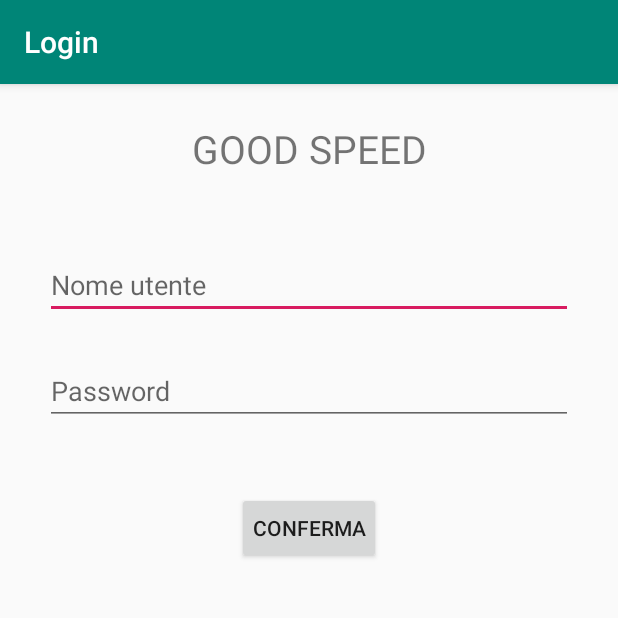
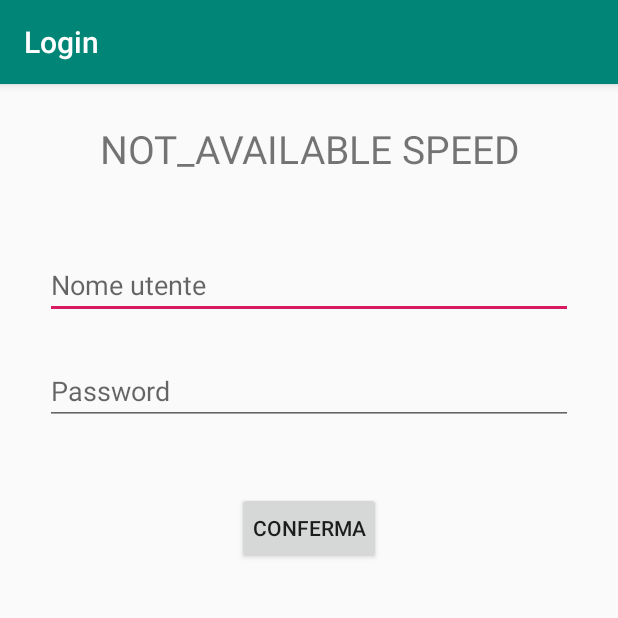
Before and after one commit to radamoreply/NetworkQualityCDC, an Android app: the screen it shows after launch (LoginActivity), after a tap on "BANKING APP", on a phone screen of 412 x 824 dp, the top half of it. Run offline under Robolectric (Android 15) with nearby library versions, the phone set to English and light mode, and no system bars; libraries missing offline, so code that uses them is left out: com.facebook.network; 2 statements that could not run were skipped; 3 other taps on this screen came first.

Commit message:
commit speed from connectivity activity to app

```diff
--- a/app/src/main/java/com/example/android/networkqualitycdc/myapplication/ChooseConnectivityCheckActivity.kt
+++ b/app/src/main/java/com/example/android/networkqualitycdc/myapplication/ChooseConnectivityCheckActivity.kt
@@ -17,7 +17,6 @@ class ChooseConnectivityCheckActivity : AppCompatActivity() ,
     DownloadSpeedCheckEventListener {
 
 
-    private val KEY_CONNECTION_SPEED: String? = "KEY_CONNECTION_SPEED"
 
     /*metodi utili per facebook network connectivity */
     public var connectionQuality : SPEED = SPEED.NOT_AVAILABLE
@@ -38,7 +37,6 @@ class ChooseConnectivityCheckActivity : AppCompatActivity() ,
 
         android_check_connection.setOnClickListener {
             checkAndroidConnection()
-//            startActivity(createOpenIntent(this, AndroidCheckConnectionSpeed.connectionSpeed(this)))
         }
 
         download_speed_test.setOnClickListener {
@@ -47,20 +45,15 @@ class ChooseConnectivityCheckActivity : AppCompatActivity() ,
 
         facebook_network_connectivity_class.setOnClickListener {
             checkFacebookNetworkConnectivity()
-//            startActivity(createOpenIntent(this, connectionSpeed = checkFacebookNetworkConnectivity()))
         }
 
         goto_app.setOnClickListener {
-            startActivity(createOpenIntent(this, connectionQuality))
+            startActivity(LoginActivity.createOpenIntent(this, connectionQuality))
         }
 
     }
 
-    fun createOpenIntent(context: Context, connectionSpeed : SPEED): Intent {
-        val i = Intent(context, LoginActivity::class.java)
-        i.putExtra(KEY_CONNECTION_SPEED, connectionSpeed)
-        return i
-    }
+
 
 
     fun checkAndroidConnection() {
--- a/app/src/main/java/com/example/android/networkqualitycdc/myapplication/LoginActivity.java
+++ b/app/src/main/java/com/example/android/networkqualitycdc/myapplication/LoginActivity.java
@@ -1,8 +1,10 @@
 package com.example.android.networkqualitycdc.myapplication;
 
+import android.content.Context;
 import android.content.Intent;
 import android.os.Bundle;
 import android.view.View;
+import android.widget.TextView;
 
 import androidx.appcompat.app.AppCompatActivity;
 import androidx.appcompat.widget.AppCompatButton;
@@ -13,18 +15,25 @@ import services.BankRepositoryDefault;
 
 public class LoginActivity extends AppCompatActivity {
 
+    public static String KEY_CONNECTION_SPEED = "KEY_CONNECTION_SPEED";
+
     private AppCompatButton button;
     private AppCompatEditText nomeUtente;
     private AppCompatEditText password;
     private AppCompatTextView label;
+    private TextView speedValue;
     private BankRepositoryDefault bankRepository;
 
     @Override
     protected void onCreate(Bundle savedInstanceState) {
         super.onCreate(savedInstanceState);
         setContentView(R.layout.activity_login);
+
         bankRepository = new BankRepositoryDefault(this);
         init();
+        ChooseConnectivityCheckActivity.SPEED speedResult = (ChooseConnectivityCheckActivity.SPEED) getIntent().getSerializableExtra(KEY_CONNECTION_SPEED);
+        String text = speedResult.toString() + " SPEED";
+        speedValue.setText(text);
         if (getSupportActionBar() != null) {
             getSupportActionBar().setTitle("Login");
         }
@@ -34,6 +43,7 @@ public class LoginActivity extends AppCompatActivity {
         nomeUtente = findViewById(R.id.nome_utente);
         password = findViewById(R.id.password);
         label = findViewById(R.id.label);
+        speedValue = findViewById(R.id.speed_value);
         button = findViewById(R.id.confirm_button);
         button.setOnClickListener(new View.OnClickListener() {
             @Override
@@ -46,20 +56,25 @@ public class LoginActivity extends AppCompatActivity {
         });
     }
 
+    public static Intent createOpenIntent(Context context, ChooseConnectivityCheckActivity.SPEED connectionSpeed) {
+        Intent i = new Intent(context, LoginActivity.class);
+        i.putExtra(KEY_CONNECTION_SPEED, connectionSpeed);
+        return i;
+    }
 
     private void handleIntent() {
         startActivity(new Intent(this, MainActivity.class));
     }
 
     private boolean isFieldsOk() {
-        try{
-            bankRepository.makeLogin(nomeUtente.getText().toString(),password.getText().toString());
+        try {
+            bankRepository.makeLogin(nomeUtente.getText().toString(), password.getText().toString());
             return true;
-        }catch (Exception loginException){
-            if(loginException.getMessage().equals("Campi vuoti")){
+        } catch (Exception loginException) {
+            if (loginException.getMessage().equals("Campi vuoti")) {
                 label.setText(R.string.label_empty_text);
             }
-            if(loginException.getMessage().equals("Credenziali non corrette")){
+            if (loginException.getMessage().equals("Credenziali non corrette")) {
                 label.setText(R.string.label_wrong_text);
             }
         }
--- a/app/src/main/res/layout/activity_login.xml
+++ b/app/src/main/res/layout/activity_login.xml
@@ -7,9 +7,10 @@
     android:orientation="vertical">
 
 <TextView
+    android:id="@+id/speed_value"
     android:layout_width="match_parent"
     android:layout_height="wrap_content"
-    android:text="@string/good_speed"
+    android:text="@string/excellent_speed"
     android:gravity="center"
     android:layout_marginTop="25dp"
     android:layout_marginBottom="25dp"
--- a/app/src/main/res/values/strings.xml
+++ b/app/src/main/res/values/strings.xml
@@ -25,6 +25,7 @@
     <string name="qualita_connessione">Connection quality</string>
     <string name="unknown">UNKNOWN</string>
     <string name="banking_app">BANKING APP</string>
+    <string name="excellent_speed">EXCELLENT SPEED</string>
 
 
 </resources>
```
